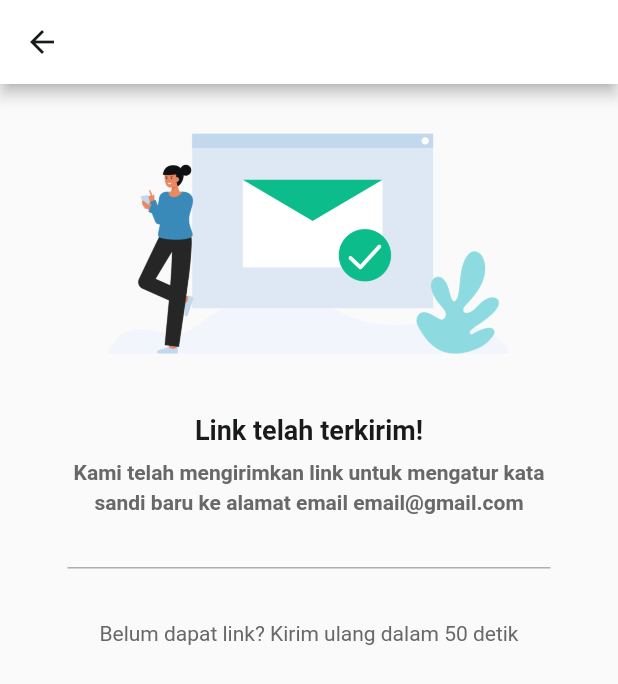
After one commit to fadillaoegi/BlanjaLoka, a Flutter app: the ForgotLinkPass screen opened by its route, on a phone screen of 412 x 824 dp. The commit adds this screen. Shown: the top 684 px of the screen. Run offline on Flutter 3.47's test engine with Material 2 defaults, Android fonts, the phone set to English and light mode, and no system bars; our stand-ins replace google_fonts.

Commit message:
break nge game

```diff
--- a/lib/main.dart
+++ b/lib/main.dart
@@ -1,4 +1,5 @@
 import 'package:blanjaloka/pages/agenda_page.dart';
+import 'package:blanjaloka/pages/auth/forgotLinkPass_page.dart';
 import 'package:blanjaloka/pages/auth/forgotPass_page.dart';
 import 'package:blanjaloka/pages/first_page.dart';
 import 'package:blanjaloka/pages/home_page.dart';
@@ -27,7 +28,7 @@ class _MainAppState extends State<MainApp> {
     return MaterialApp(
       debugShowCheckedModeBanner: false,
       // home: const Splash(),
-      initialRoute: RouteBlanjaloka.splash,
+      initialRoute: RouteBlanjaloka.forgotPass,
       routes: {
         RouteBlanjaloka.splash: (context) => const Splash(),
         RouteBlanjaloka.first: (context) => const First(),
@@ -36,8 +37,10 @@ class _MainAppState extends State<MainApp> {
         RouteBlanjaloka.register: (context) => const RegisterPage(),
         RouteBlanjaloka.passSuccess: (context) => const PassSuccess(),
         RouteBlanjaloka.message: (context) => const SendLinkPage(),
+        RouteBlanjaloka.forgotLinkPass: (context) => ForgotLinkPass(),
         RouteBlanjaloka.forgotPass: (context) => const ForgotPass(),
         RouteBlanjaloka.agenda: (context) => const AgendaPage(),
+
         // '/login': (context) => const LoginPage(),
         // '/register': (context) => const RegisterPage(),
         // '/home': (context) => const Home()
--- /dev/null
+++ b/lib/pages/auth/forgotLinkPass_page.dart
@@ -0,0 +1,94 @@
+import 'package:blanjaloka/styles/colors.dart';
+import 'package:blanjaloka/styles/textStyle.dart';
+import 'package:blanjaloka/widgets/separator.dart';
+import 'package:flutter/material.dart';
+
+// ignore: must_be_immutable
+class ForgotLinkPass extends StatelessWidget {
+  ForgotLinkPass({Key? key}) : super(key: key);
+  int second = 50;
+
+  @override
+  Widget build(BuildContext context) {
+    return Scaffold(
+      appBar: AppBar(
+        leading: IconButton(
+          onPressed: () {
+            Navigator.pop(context);
+          },
+          icon: const Icon(
+            Icons.arrow_back,
+            color: ColorBlanjaloka.blackColor,
+          ),
+        ),
+        title: Text(
+          "",
+          style: textBlack600.copyWith(
+            fontSize: 20.0,
+          ),
+        ),
+        backgroundColor: ColorBlanjaloka.backgroundColor,
+      ),
+      body: SizedBox(
+        height: MediaQuery.of(context).size.height,
+        width: MediaQuery.of(context).size.width,
+        child: Center(
+          child: Column(
+            children: [
+              const SizedBox(
+                height: 30.0,
+              ),
+              Image.asset(
+                "assets/img/sentMail.png",
+                width: 268.07,
+                height: 150.0,
+              ),
+              const SizedBox(
+                height: 40.0,
+              ),
+              Text(
+                "Link telah terkirim!",
+                style: textBlack600.copyWith(fontSize: 18.0),
+              ),
+              const SizedBox(
+                height: 10.0,
+              ),
+              Text(
+                "Kami telah mengirimkan link untuk mengatur kata",
+                style: textGrey600.copyWith(fontSize: 14.0),
+              ),
+              const SizedBox(
+                height: 4.0,
+              ),
+              Text(
+                "sandi baru ke alamat email email@gmail.com",
+                style: textGrey600.copyWith(fontSize: 14.0),
+              ),
+              const SizedBox(
+                height: 35.0,
+              ),
+              const SizedBox(
+                child: Divider(
+                  height: 1,
+                  thickness: 1,
+                  indent: 45,
+                  endIndent: 45,
+                  color: ColorBlanjaloka.dividerColor,
+                ),
+              ),
+              const SizedBox(
+                height: 35.0,
+              ),
+              Text(
+                "Belum dapat link? Kirim ulang dalam ${second} detik",
+                style: textGrey400.copyWith(
+                  fontSize: 14.0,
+                ),
+              )
+            ],
+          ),
+        ),
+      ),
+    );
+  }
+}
--- a/lib/pages/first_page.dart
+++ b/lib/pages/first_page.dart
@@ -40,11 +40,6 @@ class First extends StatelessWidget {
                         context,
                         RouteBlanjaloka.login,
                       );
-                      // Navigator.of(context).push(
-                      //   MaterialPageRoute(builder: (context) {
-                      //     return const LoginPage();
-                      //   }),
-                      // );
                     }),
                     height: 48.0,
                     width: 323.0,
--- a/lib/routes/routes_blanjaloka.dart
+++ b/lib/routes/routes_blanjaloka.dart
@@ -7,7 +7,7 @@ class RouteBlanjaloka {
   static String first = '$root first';
   static String login = '$root login';
   static String register = '$root register';
-  static String forgotPass = '$root forgotpass';
+  static String forgotLinkPass = '$root forgotlinkpass';
   static String errorPage = '$root errorpage';
   static String success = '$root successpage';
   static String passSuccess = '$root passSuccess';
@@ -15,4 +15,6 @@ class RouteBlanjaloka {
   static String message = '$root message';
   static String agenda = '$root agenda';
   static String detailBisnis = '$root detailBisnis';
+  static String forgotPass = '$root forgotPass';
+  static String kebijakanprivasi = '$root kebijakanprivasi';
 }
```
Also changed, not shown: lib/pages/auth/forgotPass_page.dart (+42 -37 lines), lib/pages/auth/login_page.dart (+8 -3 lines), lib/pages/auth/regis_page.dart (+7 -2 lines), lib/pages/privasi_page.dart (added, +38 -0 lines), lib/widgets/inputDefault.dart (renamed from lib/widgets/inputText.dart).
